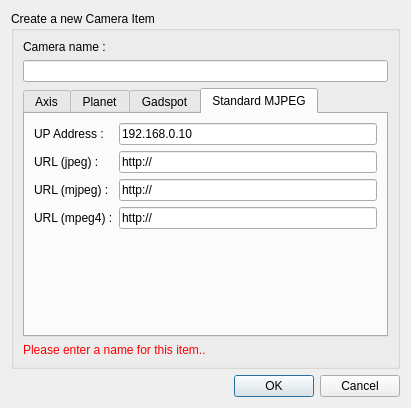
Qt form data/DialogNewCamera.ui (calaos/calaos_installer) before a commit.
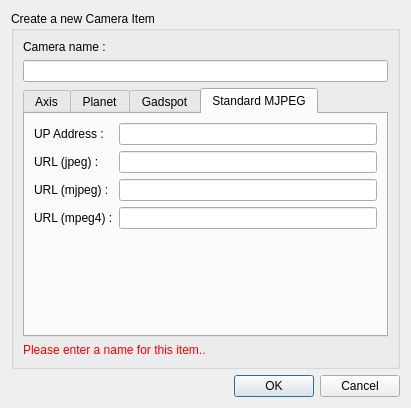
The same form after that commit. The open tabs and pages were chosen to show the change. Icons and pictures are not drawn.

The edit to the form file:
```diff
--- a/data/DialogNewCamera.ui
+++ b/data/DialogNewCamera.ui
@@ -289,7 +289,7 @@
           <item row="2" column="1">
            <widget class="QLineEdit" name="std_url_jpeg">
             <property name="text">
-             <string>http://</string>
+             <string/>
             </property>
            </widget>
           </item>
@@ -303,7 +303,7 @@
           <item row="4" column="1">
            <widget class="QLineEdit" name="std_url_mjpeg">
             <property name="text">
-             <string>http://</string>
+             <string/>
             </property>
            </widget>
           </item>
@@ -317,14 +317,14 @@
           <item row="6" column="1">
            <widget class="QLineEdit" name="std_url_mpeg4">
             <property name="text">
-             <string>http://</string>
+             <string/>
             </property>
            </widget>
           </item>
           <item row="1" column="1">
            <widget class="QLineEdit" name="std_ip">
             <property name="text">
-             <string>192.168.0.10</string>
+             <string/>
             </property>
            </widget>
           </item>
```
Left out of the diff: 6 changed lines with no effect on the pictures.
